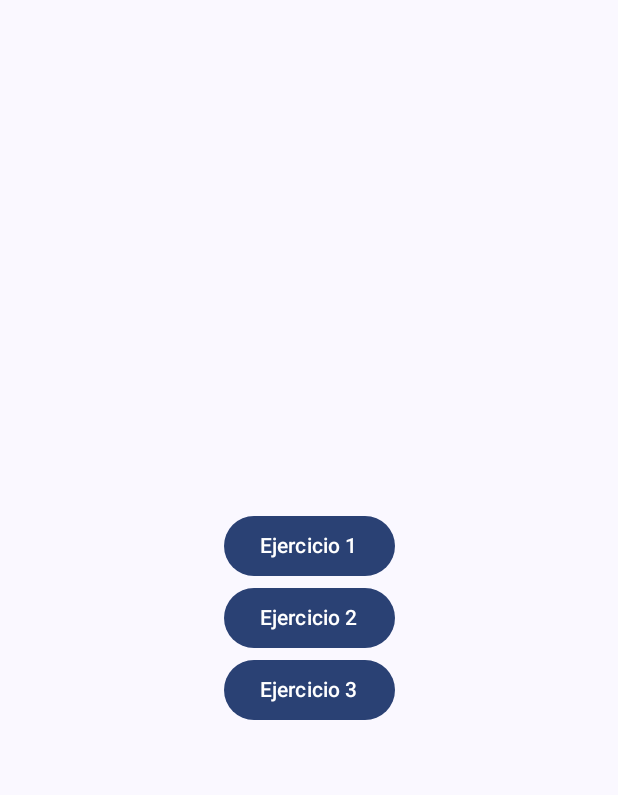
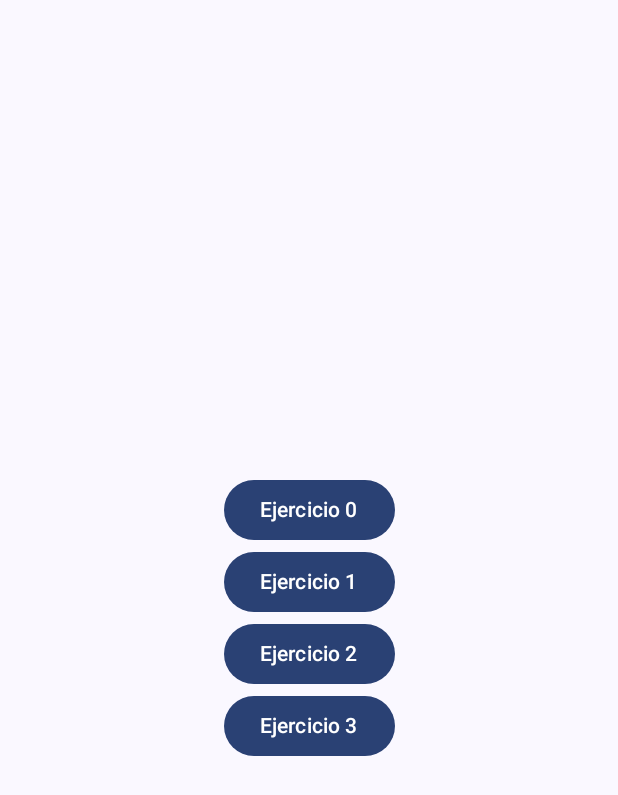
Before and after one commit to ANavarro96/EjerciciosViewModel, an Android app built with Jetpack Compose: the screen it shows after launch (MainActivity), on a phone screen of 412 x 824 dp. Shown: the top 795 px of the screen. Run offline under Robolectric (Android 15) with nearby library versions, the phone set to English and light mode, and no system bars; our stand-ins replace Navigation 3.

Commit message:
Actualizado a la versión 9.6 de Gradle, así como actualización general de paquetes y dependencias (se actualiza a Navigation3). Se sube un ejemplo del primer ejercicio (ya resuelto) sin el uso de VM para poder comparar

```diff
--- a/app/src/main/java/com/example/ejerciciosviewmodel/navegacion/Navegacion.kt
+++ b/app/src/main/java/com/example/ejerciciosviewmodel/navegacion/Navegacion.kt
@@ -1,39 +1,48 @@
 package com.example.ejerciciosviewmodel.navegacion
 
 import androidx.compose.runtime.Composable
-import androidx.navigation.compose.NavHost
-import androidx.navigation.compose.composable
-import androidx.navigation.compose.rememberNavController
+import androidx.navigation3.runtime.entryProvider
+import androidx.navigation3.runtime.rememberNavBackStack
+import androidx.navigation3.ui.NavDisplay
 import com.example.ejerciciosviewmodel.pantallas.ConversorTemperaturas
+import com.example.ejerciciosviewmodel.pantallas.ConversorTemperaturasSinVM
 import com.example.ejerciciosviewmodel.pantallas.PantallaMenu
 import com.example.ejerciciosviewmodel.pantallas.RaveInTheRiver
 import com.example.ejerciciosviewmodel.pantallas.VisualizadorLista
 import com.example.ejerciciosviewmodel.shared.Rutas
 
 @Composable
-fun GrafoNavegacion(){
+fun GrafoNavegacion() {
+    val backStack = rememberNavBackStack(Rutas.Menu)
 
-    val navController = rememberNavController()
-
-    NavHost(navController = navController, startDestination = Rutas.Menu.ruta){
-
-        composable(Rutas.Menu.ruta){
-            PantallaMenu(navController = navController)
+    NavDisplay(
+        backStack = backStack,
+        onBack = { backStack.removeLastOrNull() },
+        entryProvider = entryProvider {
+            entry<Rutas.Menu> {
+                PantallaMenu(
+                    onNavigateToTemperaturaSinVM = { backStack.add(Rutas.TemperaturaSinVM) },
+                    onNavigateToTemperatura = { backStack.add(Rutas.Temperatura) },
+                    onNavigateToRave = { backStack.add(Rutas.Rave) },
+                    onNavigateToListas = { backStack.add(Rutas.Listas) }
+                )
             }
 
-        composable(Rutas.Temperatura.ruta){
+            entry<Rutas.TemperaturaSinVM> {
+                ConversorTemperaturasSinVM()
+            }
+
+            entry<Rutas.Temperatura> {
                 ConversorTemperaturas()
             }
 
-        composable(Rutas.Rave.ruta){
+            entry<Rutas.Rave> {
                 RaveInTheRiver()
             }
 
-        composable(Rutas.Listas.ruta){
+            entry<Rutas.Listas> {
                 VisualizadorLista()
             }
-
-
         }
-
+    )
 }
--- a/app/src/main/java/com/example/ejerciciosviewmodel/pantallas/Menu.kt
+++ b/app/src/main/java/com/example/ejerciciosviewmodel/pantallas/Menu.kt
@@ -1,6 +1,5 @@
 package com.example.ejerciciosviewmodel.pantallas
 
-import android.service.autofill.OnClickAction
 import androidx.compose.foundation.layout.Arrangement
 import androidx.compose.foundation.layout.Column
 import androidx.compose.foundation.layout.fillMaxSize
@@ -9,22 +8,29 @@ import androidx.compose.material3.Text
 import androidx.compose.runtime.Composable
 import androidx.compose.ui.Alignment
 import androidx.compose.ui.Modifier
-import androidx.navigation.NavController
-import com.example.ejerciciosviewmodel.shared.Rutas
 
 @Composable
-fun PantallaMenu(navController: NavController){
-    Column(Modifier.fillMaxSize(), horizontalAlignment = Alignment.CenterHorizontally,
-    verticalArrangement = Arrangement.Center) {
-        BotonMenu(texto = "Ejercicio 1"){ navController.navigate(Rutas.Temperatura.ruta)}
-        BotonMenu(texto = "Ejercicio 2"){ navController.navigate(Rutas.Rave.ruta)}
-        BotonMenu(texto = "Ejercicio 3"){ navController.navigate(Rutas.Listas.ruta)}
+fun PantallaMenu(
+    onNavigateToTemperaturaSinVM: () -> Unit,
+    onNavigateToTemperatura: () -> Unit,
+    onNavigateToRave: () -> Unit,
+    onNavigateToListas: () -> Unit
+) {
+    Column(
+        modifier = Modifier.fillMaxSize(),
+        horizontalAlignment = Alignment.CenterHorizontally,
+        verticalArrangement = Arrangement.Center
+    ) {
+        BotonMenu(texto = "Ejercicio 0", funcion = onNavigateToTemperaturaSinVM)
+        BotonMenu(texto = "Ejercicio 1", funcion = onNavigateToTemperatura)
+        BotonMenu(texto = "Ejercicio 2", funcion = onNavigateToRave)
+        BotonMenu(texto = "Ejercicio 3", funcion = onNavigateToListas)
     }
 }
 
 @Composable
-fun BotonMenu(texto: String, funcion : () -> Unit) {
-    Button(onClick = funcion){
+fun BotonMenu(texto: String, funcion: () -> Unit) {
+    Button(onClick = funcion) {
         Text(texto)
     }
 }
--- a/app/src/main/java/com/example/ejerciciosviewmodel/shared/Rutas.kt
+++ b/app/src/main/java/com/example/ejerciciosviewmodel/shared/Rutas.kt
@@ -1,8 +1,21 @@
 package com.example.ejerciciosviewmodel.shared
 
-sealed class Rutas(val ruta: String){
-    object Temperatura : Rutas("temperatura")
-    object Rave : Rutas("rave")
-    object Menu : Rutas("menu")
-    object Listas : Rutas("listas")
+import androidx.navigation3.runtime.NavKey
+import kotlinx.serialization.Serializable
+
+sealed interface Rutas : NavKey {
+    @Serializable
+    data object Menu : Rutas
+
+    @Serializable
+    data object TemperaturaSinVM : Rutas
+
+    @Serializable
+    data object Temperatura : Rutas
+
+    @Serializable
+    data object Rave : Rutas
+
+    @Serializable
+    data object Listas : Rutas
 }
```
Also changed, not shown: app/build.gradle (+20 -20 lines), app/src/main/java/com/example/ejerciciosviewmodel/MainActivity.kt (+0 -15 lines), app/src/main/java/com/example/ejerciciosviewmodel/pantallas/ConversorTemperaturas.kt (+23 -44 lines), app/src/main/java/com/example/ejerciciosviewmodel/pantallas/ConversorTemperaturasSinVM.kt (added, +136 -0 lines), app/src/main/java/com/example/ejerciciosviewmodel/pantallas/RaveInTheRiver.kt (+26 -30 lines), build.gradle (+5 -3 lines), gradle.properties (+10 -0 lines), gradle/wrapper/gradle-wrapper.properties. Lines whose indentation alone changed are shown as unchanged.
